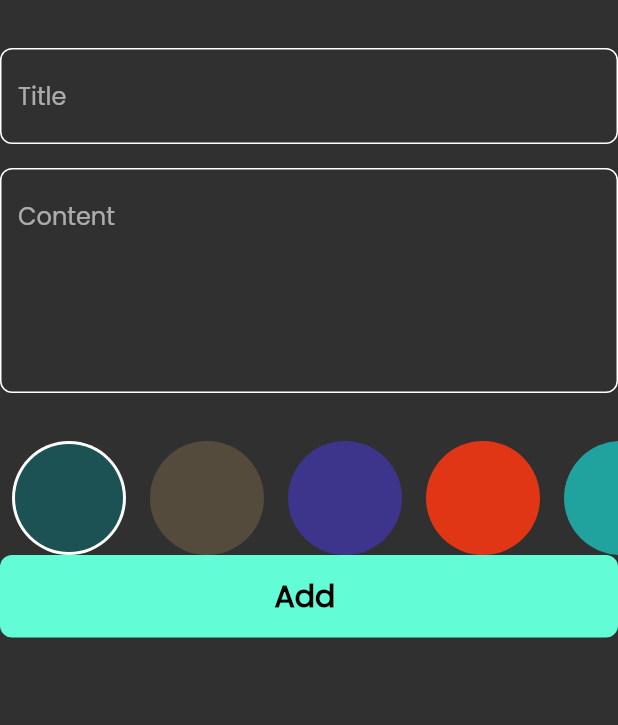
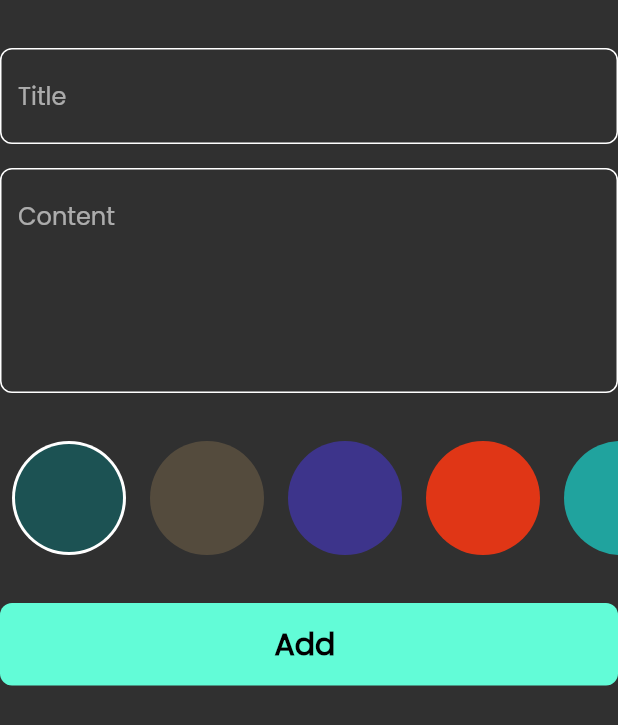
Before and after one commit to mohamedelabassy/notes_app, a Flutter app: the AddNoteFormState widget shown alone on an empty page, opened directly, on a phone screen of 412 x 824 dp. Shown: the top 725 px of the screen. Run offline on Flutter 3.47's test engine with Material 2 defaults, Android fonts, the phone set to English and light mode, and no system bars; our stand-ins replace bloc, flutter_bloc, font_awesome_flutter, hive, hive_flutter, modal_progress_hud_nsn; accounts and stored records are empty.

Commit message:
colors list view part 2

```diff
--- a/lib/views/widget/add_note_form.dart
+++ b/lib/views/widget/add_note_form.dart
@@ -48,10 +48,13 @@ class _AddNoteFormStateState extends State<AddNoteFormState> {
             hint: 'Content',
             maxLine: 5,
           ),
+          SizedBox(
+            height: 32,
+          ),
+          ColorsListView(),
           const SizedBox(
             height: 32,
           ),
-          const ColorsListView(),
           BlocBuilder<AddNoteCubit, AddNoteState>(
             builder: (context, state) {
               return CustomButtom(
@@ -77,7 +80,7 @@ class _AddNoteFormStateState extends State<AddNoteFormState> {
             },
           ),
           const SizedBox(
-            height: 16,
+            height: 20,
           ),
         ],
       ),
```
